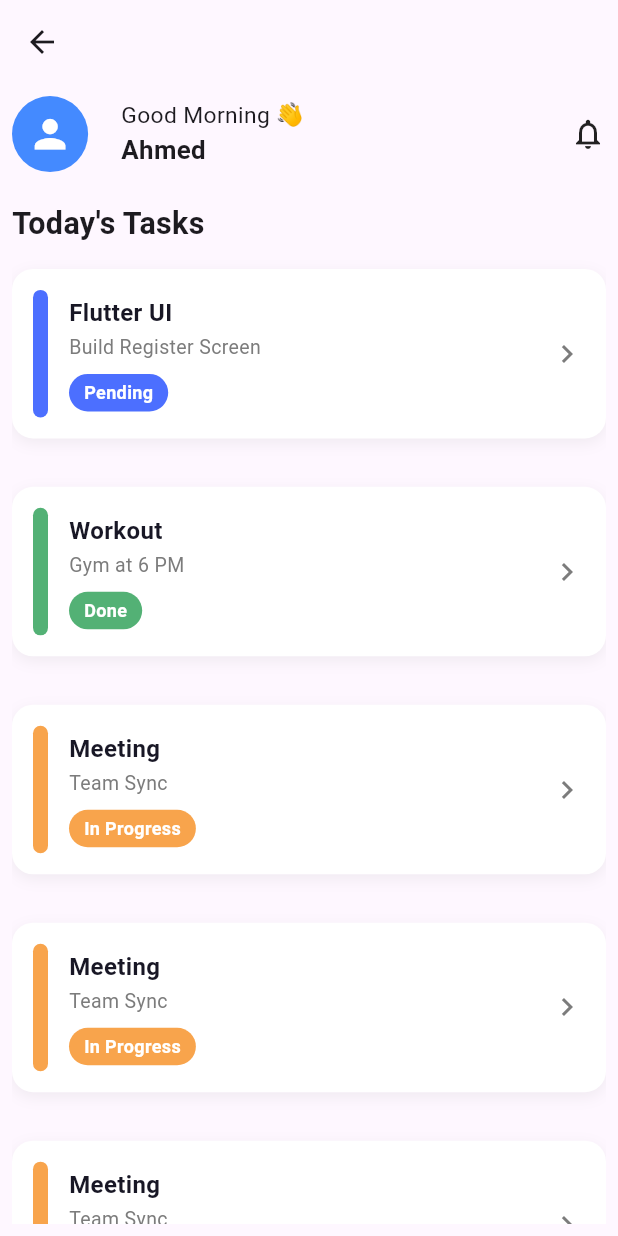
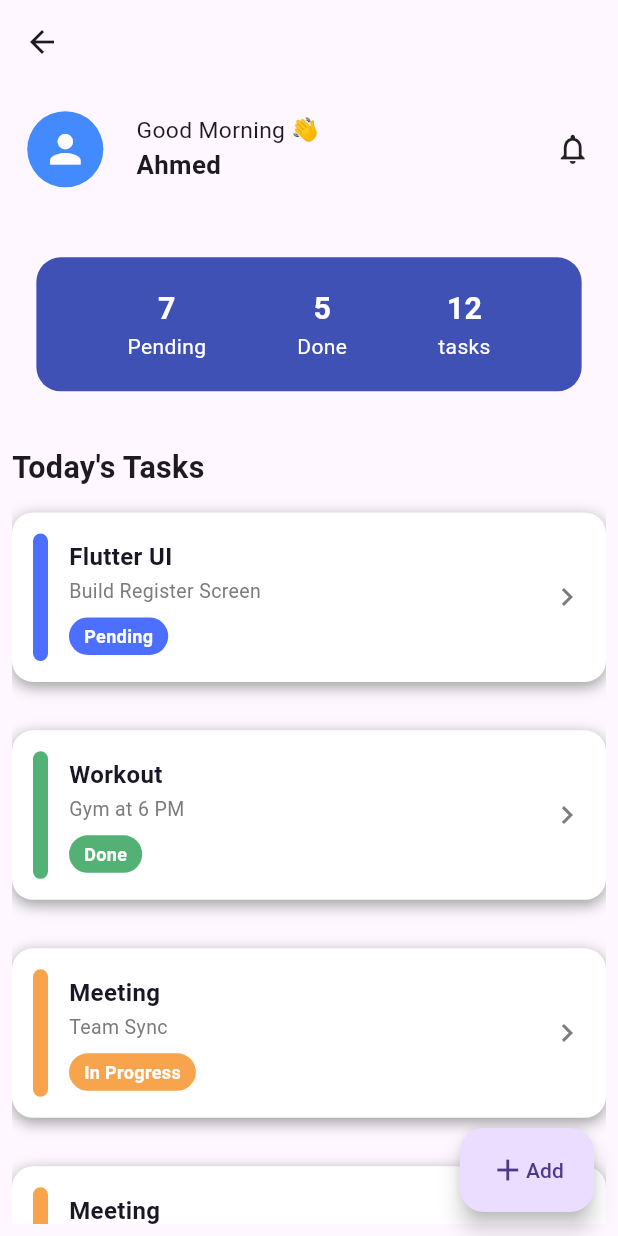
Before and after one commit to amiraymin/EraaSoft, a Flutter app: the HomeScreen screen opened directly, on a phone screen of 412 x 824 dp. Run offline on Flutter 3.47's test engine with Material 3 defaults, Android fonts, the phone set to English and light mode, and no system bars; our stand-ins replace easy_localization, flutter_screenutil, image_picker, lottie.

Commit message:
add home screen and add task and added localization and image Picker plugin

```diff
--- a/lib/features/home/home_screen.dart
+++ b/lib/features/home/home_screen.dart
@@ -1,5 +1,9 @@
-import 'package:apptask/features/home/models/task_card_model.dart';
-import 'package:apptask/features/home/widgets/task_card.dart';
+import 'package:apptask/features/add_task/add_task_screen.dart';
+import 'package:apptask/features/home/widgets/task_container.dart';
+import 'package:apptask/features/home/widgets/tasks_list.dart';
+import 'package:apptask/features/home/widgets/welcome_row.dart';
+import 'package:apptask/gen/locale_keys.g.dart';
+import 'package:easy_localization/easy_localization.dart';
 import 'package:flutter/material.dart';
 import 'package:flutter_screenutil/flutter_screenutil.dart';
 
@@ -9,6 +13,18 @@ class HomeScreen extends StatelessWidget {
   @override
   Widget build(BuildContext context) {
     return Scaffold(
+      floatingActionButton: FloatingActionButton.extended(
+        onPressed: () {
+          Navigator.push(
+            context,
+            MaterialPageRoute(builder: (context) => AddTaskScreen()),
+          );
+        },
+        label: Row(children: [
+          Icon(Icons.add),
+          Text(LocaleKeys.Add.tr())
+          ]),
+      ),
       appBar: AppBar(),
       body: Padding(
         padding: const EdgeInsets.all(8.0),
@@ -17,57 +33,19 @@ class HomeScreen extends StatelessWidget {
             child: Column(
               crossAxisAlignment: CrossAxisAlignment.start,
               children: [
-                Row(
-                  children: [
-                    CircleAvatar(
-                      radius: 25.r,
-                      backgroundColor: Colors.blueAccent,
-                      child: Icon(
-                        Icons.person,
-                        color: Colors.white,
-                        size: 30.r,
-                      ),
-                    ),
-                    20.horizontalSpace,
-                    Column(
-                      crossAxisAlignment: CrossAxisAlignment.start,
-                      children: [
-                        Text(
-                          "Good Morning 👋",
-                          style: TextStyle(fontSize: (15.sp)),
-                        ),
-                        Text(
-                          "Ahmed",
-                          style: TextStyle(
-                            fontWeight: FontWeight.bold,
-                            fontSize: 17.sp,
-                          ),
-                        ),
-                      ],
-                    ),
-                    Expanded(child: Text("")),
-                    Icon(Icons.notifications_none),
-                  ],
-                ),
+                WelcomeRow(),
+                20.verticalSpace,
+                TaskContainer(),
                 20.verticalSpace,
                 Text(
-                  "Today's Tasks",
+                LocaleKeys.todaysTasks.tr(),
                   style: TextStyle(
                     fontWeight: FontWeight.bold,
                     fontSize: 20.sp,
                   ),
-
                 ),
                 15.verticalSpace,
-                ListView.separated(
-                  shrinkWrap: true,
-                  physics: const NeverScrollableScrollPhysics(),
-                  scrollDirection: Axis.vertical,
-                  itemBuilder: (context, index) =>
-                      TaskCard(task: tasks[index]),
-                  separatorBuilder: (context, index) => 20.verticalSpace,
-                  itemCount: tasks.length,
-                ),
+                TasksList(),
               ],
             ),
           ),
@@ -76,54 +54,3 @@ class HomeScreen extends StatelessWidget {
     );
   }
 }
-
-List<TaskCardModel> tasks = [
-  TaskCardModel(
-    title: "Flutter UI",
-    details: "Build Register Screen",
-    status: "Pending",
-    barColor: const Color(0xff4C6FFF),
-  ),
-  TaskCardModel(
-    title: "Workout",
-    details: "Gym at 6 PM",
-    status: "Done",
-    barColor: const Color(0xff53B175),
-  ),
-  TaskCardModel(
-    title: "Meeting",
-    details: "Team Sync",
-    status: "In Progress",
-    barColor: const Color(0xffF8A44C),
-  ),
-  TaskCardModel(
-    title: "Meeting",
-    details: "Team Sync",
-    status: "In Progress",
-    barColor: const Color(0xffF8A44C),
-  ),
-  TaskCardModel(
-    title: "Meeting",
-    details: "Team Sync",
-    status: "In Progress",
-    barColor: const Color(0xffF8A44C),
-  ),
-  TaskCardModel(
-    title: "Meeting",
-    details: "Team Sync",
-    status: "In Progress",
-    barColor: const Color(0xffF8A44C),
-  ),
-    TaskCardModel(
-    title: "Meeting",
-    details: "Team Sync",
-    status: "In Progress",
-    barColor: const Color(0xffF8A44C),
-  ),
-    TaskCardModel(
-    title: "Meeting",
-    details: "Team Sync",
-    status: "In Progress",
-    barColor: const Color(0xffF8A44C),
-  ),
-];
--- a/lib/features/home/widgets/task_card.dart
+++ b/lib/features/home/widgets/task_card.dart
@@ -1,6 +1,7 @@
+import 'package:apptask/features/add_task/add_task_screen.dart';
 import 'package:apptask/features/home/models/task_card_model.dart';
+import 'package:easy_localization/easy_localization.dart';
 import 'package:flutter/material.dart';
-
 
 class TaskCard extends StatelessWidget {
   final TaskCardModel task;
@@ -17,7 +18,7 @@ class TaskCard extends StatelessWidget {
           borderRadius: BorderRadius.circular(14),
           boxShadow: [
             BoxShadow(
-              color: Colors.grey.withOpacity(0.15),
+              color: Colors.grey,
               blurRadius: 8,
               offset: const Offset(0, 3),
             ),
@@ -52,17 +53,23 @@ class TaskCard extends StatelessWidget {
                   const SizedBox(height: 2),
                   Text(
                     task.details,
-                    style: const TextStyle(fontSize: 13, color: Color(0xff7C7C7C)),
+                    style: const TextStyle(
+                      fontSize: 13,
+                      color: Color(0xff7C7C7C),
+                    ),
                   ),
                   const SizedBox(height: 8),
                   Container(
-                    padding: const EdgeInsets.symmetric(horizontal: 10, vertical: 4),
+                    padding: const EdgeInsets.symmetric(
+                      horizontal: 10,
+                      vertical: 4,
+                    ),
                     decoration: BoxDecoration(
                       color: task.barColor,
                       borderRadius: BorderRadius.circular(20),
                     ),
                     child: Text(
-                      task.status,
+                      task.status.tr(),
                       style: TextStyle(
                         fontSize: 12,
                         fontWeight: FontWeight.w600,
@@ -74,7 +81,15 @@ class TaskCard extends StatelessWidget {
               ),
             ),
 
-            const Icon(Icons.chevron_right, color: Color(0xff7C7C7C)),
+            InkWell(
+              onTap: () {
+                Navigator.push(
+                  context,
+                  MaterialPageRoute(builder: (context) => AddTaskScreen()),
+                );
+              },
+              child: Icon(Icons.chevron_right, color: Color(0xff7C7C7C)),
+            ),
           ],
         ),
       ),
--- /dev/null
+++ b/lib/features/home/widgets/task_container.dart
@@ -0,0 +1,74 @@
+import 'package:apptask/gen/locale_keys.g.dart';
+import 'package:easy_localization/easy_localization.dart';
+import 'package:flutter/material.dart';
+import 'package:flutter_screenutil/flutter_screenutil.dart';
+
+class TaskContainer extends StatefulWidget {
+  const TaskContainer({super.key});
+
+  @override
+  State<TaskContainer> createState() => _TaskContainerState();
+}
+
+class _TaskContainerState extends State<TaskContainer> {
+  @override
+  Widget build(BuildContext context) {
+    return Padding(
+      padding: EdgeInsets.all(16.0.r),
+      child: Container(
+        height: 88.h,
+        decoration: BoxDecoration(
+          color: Color(0xff3f51b5),
+          borderRadius: BorderRadius.circular(16.r),
+        ),
+        child: Row(
+          mainAxisAlignment: MainAxisAlignment.spaceEvenly,
+          children: [
+            Column(
+              mainAxisAlignment: MainAxisAlignment.center,
+              children: [
+                Text(
+                  "7",
+                  style: TextStyle(
+                    fontSize: 20.sp,
+                    fontWeight: FontWeight.bold,
+                    color: Colors.white,
+                  ),
+                ),
+                Text(LocaleKeys.pending.tr(), style: TextStyle(color: Colors.white)),
+              ],
+            ),
+              Column(
+              mainAxisAlignment: MainAxisAlignment.center,
+              children: [
+                Text(
+                  "5",
+                  style: TextStyle(
+                    fontSize: 20.sp,
+                    fontWeight: FontWeight.bold,
+                    color: Colors.white,
+                  ),
+                ),
+                Text(LocaleKeys.done.tr(), style: TextStyle(color: Colors.white)),
+              ],
+            ),
+              Column(
+              mainAxisAlignment: MainAxisAlignment.center,
+              children: [
+                Text(
+                  "12",
+                  style: TextStyle(
+                    fontSize: 20.sp,
+                    fontWeight: FontWeight.bold,
+                    color: Colors.white,
+                  ),
+                ),
+                Text(LocaleKeys.tasks.tr(), style: TextStyle(color: Colors.white)),
+              ],
+            ),
+          ],
+        ),
+      ),
+    );
+  }
+}
--- /dev/null
+++ b/lib/features/home/widgets/tasks_list.dart
@@ -0,0 +1,77 @@
+
+import 'package:apptask/features/home/models/task_card_model.dart';
+import 'package:apptask/features/home/widgets/task_card.dart';
+import 'package:apptask/gen/locale_keys.g.dart';
+import 'package:flutter/material.dart';
+import 'package:flutter_screenutil/flutter_screenutil.dart';
+
+class TasksList extends StatefulWidget {
+  const TasksList({super.key});
+
+  @override
+  State<TasksList> createState() => _TasksListState();
+}
+
+class _TasksListState extends State<TasksList> {
+  @override
+  Widget build(BuildContext context) {
+    return ListView.separated(
+      shrinkWrap: true,
+      physics: const NeverScrollableScrollPhysics(),
+      scrollDirection: Axis.vertical,
+      itemBuilder: (context, index) => TaskCard(task: tasks[index]),
+      separatorBuilder: (context, index) => 20.verticalSpace,
+      itemCount: tasks.length,
+    );
+  }
+}
+List<TaskCardModel> tasks = [
+  TaskCardModel(
+    title: "Flutter UI",
+    details: "Build Register Screen",
+    status: LocaleKeys.pending,
+    barColor: const Color(0xff4C6FFF),
+  ),
+  TaskCardModel(
+    title: "Workout",
+    details: "Gym at 6 PM",
+    status: LocaleKeys.done,
+    barColor: const Color(0xff53B175),
+  ),
+  TaskCardModel(
+    title: "Meeting",
+    details: "Team Sync",
+    status: LocaleKeys.in_progress,
+    barColor: const Color(0xffF8A44C),
+  ),
+  TaskCardModel(
+    title: "Meeting",
+    details: "Team Sync",
+    status: LocaleKeys.in_progress,
+    barColor: const Color(0xffF8A44C),
+  ),
+  TaskCardModel(
+    title: "Meeting",
+    details: "Team Sync",
+    status: LocaleKeys.in_progress,
+    barColor: const Color(0xffF8A44C),
+  ),
+  TaskCardModel(
+    title: "Meeting",
+    details: "Team Sync",
+    status: LocaleKeys.in_progress,
+    barColor: const Color(0xffF8A44C),
+  ),
+  TaskCardModel(
+    title: "Meeting",
+    details: "Team Sync",
+    status: LocaleKeys.in_progress,
+    barColor: const Color(0xffF8A44C),
+  ),
+  TaskCardModel(
+    title: "Meeting",
+    details: "Team Sync",
+    status: LocaleKeys.in_progress,
+    barColor: const Color(0xffF8A44C),
+  ),
+];
--- /dev/null
+++ b/lib/features/home/widgets/welcome_row.dart
@@ -0,0 +1,46 @@
+import 'package:apptask/gen/locale_keys.g.dart';
+import 'package:easy_localization/easy_localization.dart';
+import 'package:flutter/material.dart';
+import 'package:flutter_screenutil/flutter_screenutil.dart';
+
+class WelcomeRow extends StatefulWidget {
+  const WelcomeRow({super.key});
+
+  @override
+  State<WelcomeRow> createState() => _WelcomeRowState();
+}
+
+class _WelcomeRowState extends State<WelcomeRow> {
+  @override
+  Widget build(BuildContext context) {
+    return Padding(
+      padding: EdgeInsets.all(10.0.r),
+      child: Row(
+        children: [
+          CircleAvatar(
+            radius: 25.r,
+            backgroundColor: Colors.blueAccent,
+            child: Icon(Icons.person, color: Colors.white, size: 30.r),
+          ),
+          20.horizontalSpace,
+          Expanded(
+            child: Column(
+              crossAxisAlignment: CrossAxisAlignment.start,
+              children: [
+                Text(LocaleKeys.GoodMorning.tr(), style: TextStyle(fontSize: (15.sp))),
+                Text(
+                  "Ahmed",
+                  style: TextStyle(
+                    fontWeight: FontWeight.bold,
+                    fontSize: 17.sp,
+                  ),
+                ),
+              ],
+            ),
+          ),
+          Icon(Icons.notifications_none),
+        ],
+      ),
+    );
+  }
+}
--- a/lib/features/log/splash_screen.dart
+++ b/lib/features/log/splash_screen.dart
@@ -12,7 +12,7 @@ class SplashScreen extends StatefulWidget {
 class _SplashScreenState extends State<SplashScreen> {
   @override
   void initState() {
-    Future.delayed(Duration(seconds: 3),(){
+    Future.delayed(Duration(seconds: 4),(){
       Navigator.pushReplacement(context, MaterialPageRoute(builder: (context)=> LoginScreen()));
     });
     super.initState();
--- a/lib/main.dart
+++ b/lib/main.dart
@@ -8,7 +8,7 @@ void main() async {
   runApp(
      EasyLocalization(
       supportedLocales: [Locale('en'), Locale('ar')],
-      path: 'assets/transilations',
+      path: 'assets/translations',
       fallbackLocale: Locale('en'),
       child: MyApp()
       )
--- a/lib/my_app.dart
+++ b/lib/my_app.dart
@@ -13,6 +13,7 @@ class MyApp extends StatelessWidget {
       minTextAdapt: true,
       splitScreenMode: true,
       child: MaterialApp(
+        debugShowCheckedModeBanner: false,
       localizationsDelegates: context.localizationDelegates,
       supportedLocales: context.supportedLocales,
       locale: context.locale,
--- a/pubspec.yaml
+++ b/pubspec.yaml
@@ -25,4 +25,4 @@ flutter:
     - assets/
     - assets/icons/
     - assets/images/
-    - assets/transilations/
+    - assets/translations/
```
Also changed, not shown: assets/transilations/ar.json (deleted, +0 -7 lines), assets/transilations/en.json (deleted, +0 -7 lines), assets/translations/ar.json (added, +17 -0 lines), assets/translations/en.json (added, +16 -0 lines), lib/core/widgets/custom_text_feild.dart (added, +27 -0 lines), lib/core/widgets/text_form_faild.dart (added, +26 -0 lines), lib/features/add_task/add_task_screen.dart (+16 -1 lines), lib/features/log/login_screen.dart (+17 -24 lines), lib/gen/locale_keys.g.dart, 3 other files.
